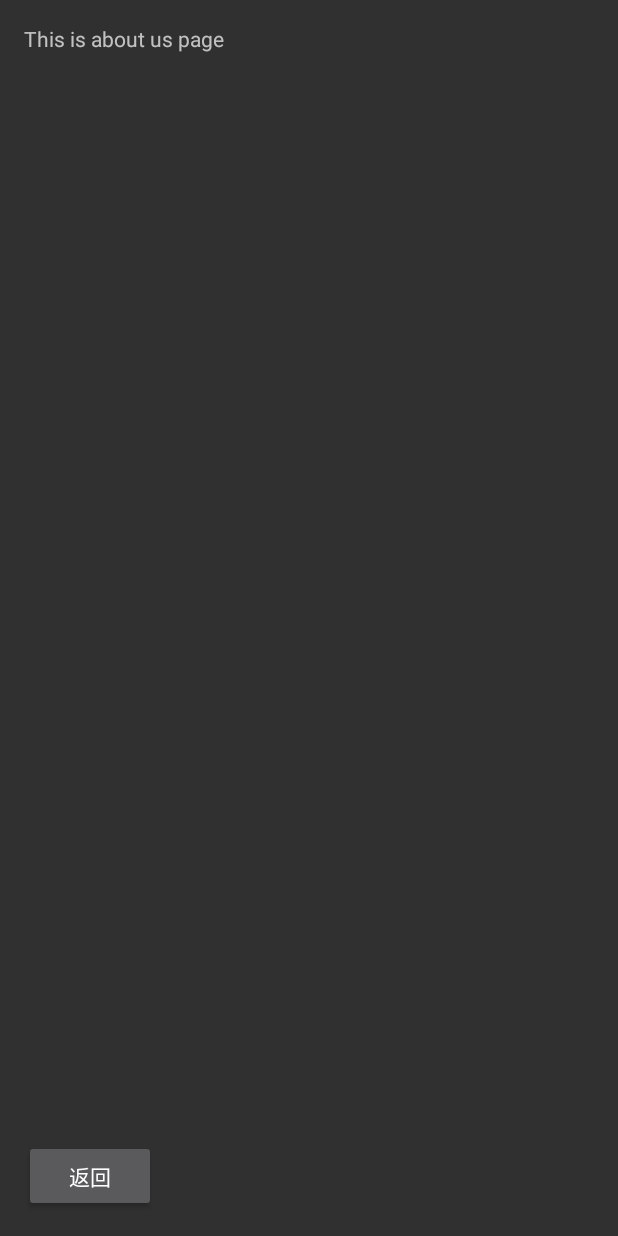
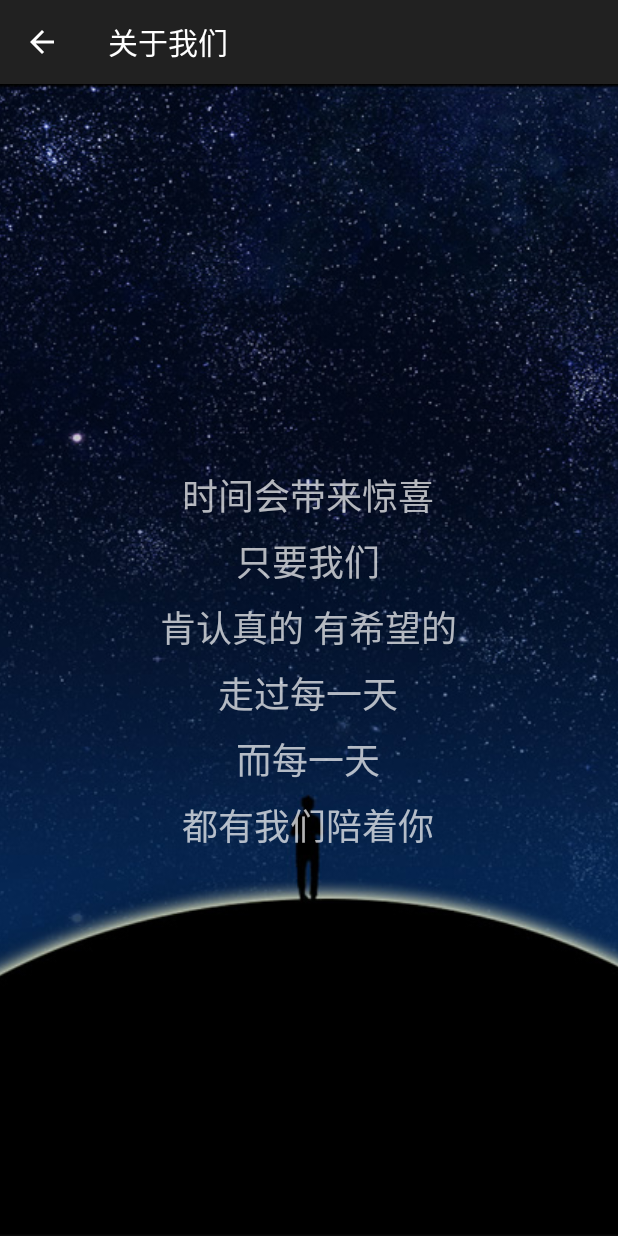
Before and after one commit to dasheryang/hear, an Android app: the AboutUsActivity screen opened directly, with no data from a screen before it, on a phone screen of 412 x 824 dp. Run offline under Robolectric (Android 15) with nearby library versions, the phone set to English and light mode, and no system bars; 1 statement that could not run was skipped.

Commit message:
1.新增关于我们页面。

```diff
--- a/android_proj/hearApp/src/main/AndroidManifest.xml
+++ b/android_proj/hearApp/src/main/AndroidManifest.xml
@@ -81,7 +81,7 @@
             android:theme="@android:style/Theme.Translucent.NoTitleBar" />
         <activity
             android:name=".views.AboutUsActivity"
-            android:label="@string/title_activity_about_us" />
+            android:label="@string/title_about_us" />
     </application>
 
 </manifest>
--- a/android_proj/hearApp/src/main/java/hear/app/views/AboutUsActivity.java
+++ b/android_proj/hearApp/src/main/java/hear/app/views/AboutUsActivity.java
@@ -1,45 +1,14 @@
 package hear.app.views;
 
-import android.app.Activity;
 import android.os.Bundle;
-import android.view.Menu;
-import android.view.MenuItem;
-import android.view.View;
 
 import hear.app.R;
 
-public class AboutUsActivity extends Activity {
+public class AboutUsActivity extends BaseFragmentActivity {
 
     @Override
     protected void onCreate(Bundle savedInstanceState) {
         super.onCreate(savedInstanceState);
-        setContentView(R.layout.activity_about_us);
-    }
-
-
-    public void returnBack( View v ){
-        this.finish();
-    }
-
-    @Override
-    public boolean onCreateOptionsMenu(Menu menu) {
-        // Inflate the menu; this adds items to the action bar if it is present.
-        getMenuInflater().inflate(R.menu.menu_about_us, menu);
-        return true;
-    }
-
-    @Override
-    public boolean onOptionsItemSelected(MenuItem item) {
-        // Handle action bar item clicks here. The action bar will
-        // automatically handle clicks on the Home/Up button, so long
-        // as you specify a parent activity in AndroidManifest.xml.
-        int id = item.getItemId();
-
-        //noinspection SimplifiableIfStatement
-        if (id == R.id.action_settings) {
-            return true;
-        }
-
-        return super.onOptionsItemSelected(item);
+        setContentView(R.layout.act_about_us);
     }
 }
--- /dev/null
+++ b/android_proj/hearApp/src/main/res/layout/act_about_us.xml
@@ -0,0 +1,21 @@
+<FrameLayout xmlns:android="http://schemas.android.com/apk/res/android"
+    xmlns:tools="http://schemas.android.com/tools"
+    android:layout_width="match_parent"
+    android:layout_height="match_parent"
+    tools:context="hear.app.views.AboutUsActivity">
+
+    <ImageView
+        android:layout_width="match_parent"
+        android:layout_height="match_parent"
+        android:scaleType="centerCrop"
+        android:src="@drawable/play_bg" />
+
+    <TextView
+        android:text="@string/content_about_us"
+        android:layout_width="wrap_content"
+        android:layout_height="wrap_content"
+        android:gravity="center"
+        android:layout_gravity="center"
+        android:lineSpacingExtra="8dp"
+        android:textSize="24sp" />
+</FrameLayout>
--- a/android_proj/hearApp/src/main/res/layout/activity_about_us.xml
+++ /dev/null
@@ -1,22 +0,0 @@
-<RelativeLayout xmlns:android="http://schemas.android.com/apk/res/android"
-    xmlns:tools="http://schemas.android.com/tools" android:layout_width="match_parent"
-    android:layout_height="match_parent" android:paddingLeft="@dimen/activity_horizontal_margin"
-    android:paddingRight="@dimen/activity_horizontal_margin"
-    android:paddingTop="@dimen/activity_vertical_margin"
-    android:paddingBottom="@dimen/activity_vertical_margin" tools:context="hear.app.views.AboutUsActivity">
-
-    <TextView android:text="@string/about_us" android:layout_width="wrap_content"
-        android:layout_height="wrap_content"
-        android:id="@+id/txt_about_us_content" />
-
-    <Button
-        android:layout_width="wrap_content"
-        android:layout_height="wrap_content"
-        android:text="返回"
-        android:id="@+id/btn_return"
-        android:onClick="returnBack"
-        android:layout_alignParentBottom="true"
-        android:layout_alignParentLeft="true"
-        android:layout_alignParentStart="true" />
-
-</RelativeLayout>
--- a/android_proj/hearApp/src/main/res/menu/menu_about_us.xml
+++ /dev/null
@@ -1,5 +0,0 @@
-<menu xmlns:android="http://schemas.android.com/apk/res/android"
-    xmlns:tools="http://schemas.android.com/tools" tools:context="hear.app.views.AboutUsActivity">
-    <item android:id="@+id/action_settings" android:title="@string/action_settings"
-        android:orderInCategory="100" android:showAsAction="never" />
-</menu>
--- a/android_proj/hearApp/src/main/res/values/strings.xml
+++ b/android_proj/hearApp/src/main/res/values/strings.xml
@@ -2,9 +2,10 @@
 <resources>
 
     <string name="app_name">听见</string>
-    <string name="hello_world">Hello world!</string>
-    <string name="action_settings">Settings</string>
-    <string name="title_activity_about_us">AboutUs</string>
-    <string name="about_us">This is about us page</string>
 
+    <string name="title_about_us">关于我们</string>
+
+    <string name="content_about_us">时间会带来惊喜\n只要我们\n肯认真的 有希望的\n走过每一天\n而每一天\n都有我们陪着你</string>
+
+    <string name="item_back">返回</string>
 </resources>
```
Also changed, not shown: android_proj/hearApp/src/main/res/layout/activity_main.xml (deleted, +0 -16 lines).
